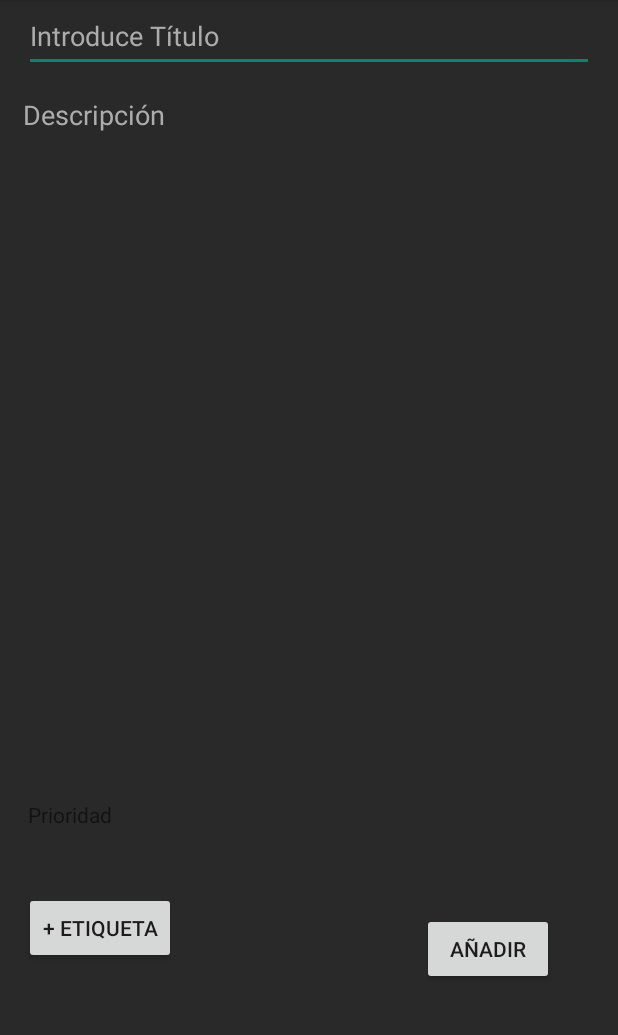
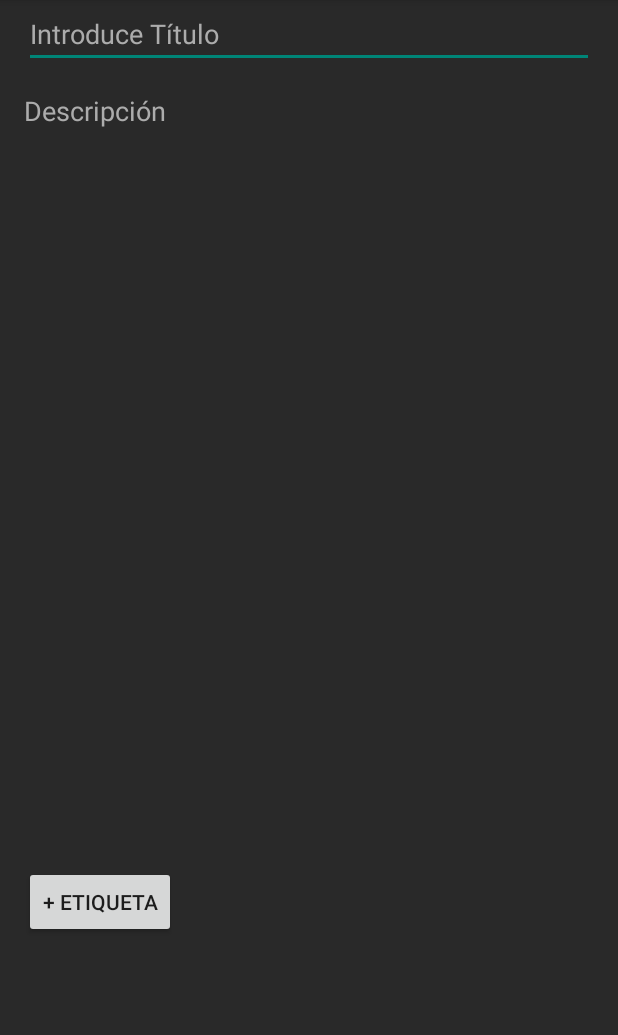
Before and after one commit to santo2927/Ideacity, an Android app: the CrearIdea screen opened directly, with no data from a screen before it, on a phone screen of 412 x 824 dp, the part 84-1119 px from its top. Run offline under Robolectric (Android 15) with nearby library versions, the phone set to English and light mode, and no system bars.

Commit message:
Revert "addIdea"
This reverts commit 06e486bc0aba3186e458844fbadf6f6cb19a04d9.

```diff
--- a/Project/Ideality/app/src/main/java/com/example/prueba2/CrearIdea.java
+++ b/Project/Ideality/app/src/main/java/com/example/prueba2/CrearIdea.java
@@ -5,34 +5,17 @@ import androidx.appcompat.widget.Toolbar;
 
 import android.os.Bundle;
 import android.view.Menu;
-import android.view.View;
-import android.widget.Button;
-import android.widget.TextView;
 
 public class CrearIdea extends AppCompatActivity {
-    Sistema s=null;
-    TextView nombre, descripcion,prioridad;
-    Button b;
 
     @Override
-    protected void onCreate(Bundle savedInstanceState){
-        Sistema s=Sistema.cargarSistema();
+    protected void onCreate(Bundle savedInstanceState) {
         super.onCreate(savedInstanceState);
         setContentView(R.layout.activity_crear_idea);
-        b=findViewById(R.id.button);
-        nombre=findViewById(R.id.editTextTextPersonName);
-        descripcion=findViewById(R.id.editTextTextMultiLine);
-        prioridad=findViewById(R.id.textView2);
 
         //Barra de herramientas
         Toolbar myToolbar2 = (Toolbar) findViewById(R.id.my_toolbar2);
         setSupportActionBar(myToolbar2);
-        b.setOnClickListener(new View.OnClickListener() {
-            @Override
-            public void onClick(View v) {
-                s.createIdea((String) nombre.getText(),(String) descripcion.getText(),toInt((String) prioridad.getText()));
-            }
-        });
         //fin barra
 
 
@@ -43,14 +26,4 @@ public class CrearIdea extends AppCompatActivity {
         getMenuInflater().inflate(R.menu.menu_idea, mimenuidea);
         return true;
     }
-
-    private Integer toInt(String s){
-        Integer i;
-        try{
-            i=Integer.parseInt(s);
-        }catch (Exception e){
-            i=0;
-        }
-        return i;
-    }
 }
--- a/Project/Ideality/app/src/main/res/layout/activity_crear_idea.xml
+++ b/Project/Ideality/app/src/main/res/layout/activity_crear_idea.xml
@@ -25,19 +25,17 @@
         android:ems="10"
         android:hint="Introduce Título"
         android:inputType="textPersonName"
-        android:minHeight="48dp"
         android:textColorHint="#ACACAC"
         app:layout_constraintEnd_toEndOf="parent"
         app:layout_constraintHorizontal_bias="0.0"
         app:layout_constraintStart_toStartOf="parent"
         app:layout_constraintTop_toBottomOf="@+id/my_toolbar2"
-        tools:ignore="UnknownId"
-        android:autofillHints="" />
+        tools:ignore="UnknownId" />
 
     <EditText
         android:id="@+id/editTextTextMultiLine"
-        android:layout_width="382dp"
-        android:layout_height="433dp"
+        android:layout_width="0dp"
+        android:layout_height="500dp"
         android:layout_marginStart="16dp"
         android:layout_marginTop="16dp"
         android:layout_marginEnd="16dp"
@@ -58,34 +56,9 @@
         android:layout_width="wrap_content"
         android:layout_height="wrap_content"
         android:layout_marginStart="16dp"
-        android:layout_marginTop="84dp"
+        android:layout_marginTop="16dp"
         android:text="+ Etiqueta"
-        app:layout_constraintBottom_toBottomOf="parent"
         app:layout_constraintStart_toStartOf="parent"
-        app:layout_constraintTop_toBottomOf="@+id/editTextTextMultiLine"
-        app:layout_constraintVertical_bias="0.096" />
-
-    <TextView
-        android:id="@+id/textView2"
-        android:layout_width="97dp"
-        android:layout_height="35dp"
-        android:text="Prioridad"
-        app:layout_constraintBottom_toTopOf="@+id/botonEtiqueta"
-        app:layout_constraintEnd_toEndOf="parent"
-        app:layout_constraintHorizontal_bias="0.059"
-        app:layout_constraintStart_toStartOf="parent"
-        app:layout_constraintTop_toBottomOf="@+id/editTextTextMultiLine"
-        app:layout_constraintVertical_bias="0.576" />
-
-    <Button
-        android:id="@+id/button"
-        android:layout_width="wrap_content"
-        android:layout_height="wrap_content"
-        android:text="Añadir"
-        app:layout_constraintBottom_toBottomOf="parent"
-        app:layout_constraintEnd_toEndOf="parent"
-        app:layout_constraintHorizontal_bias="0.795"
-        app:layout_constraintStart_toEndOf="@+id/botonEtiqueta"
         app:layout_constraintTop_toBottomOf="@+id/editTextTextMultiLine" />
 
 
```
